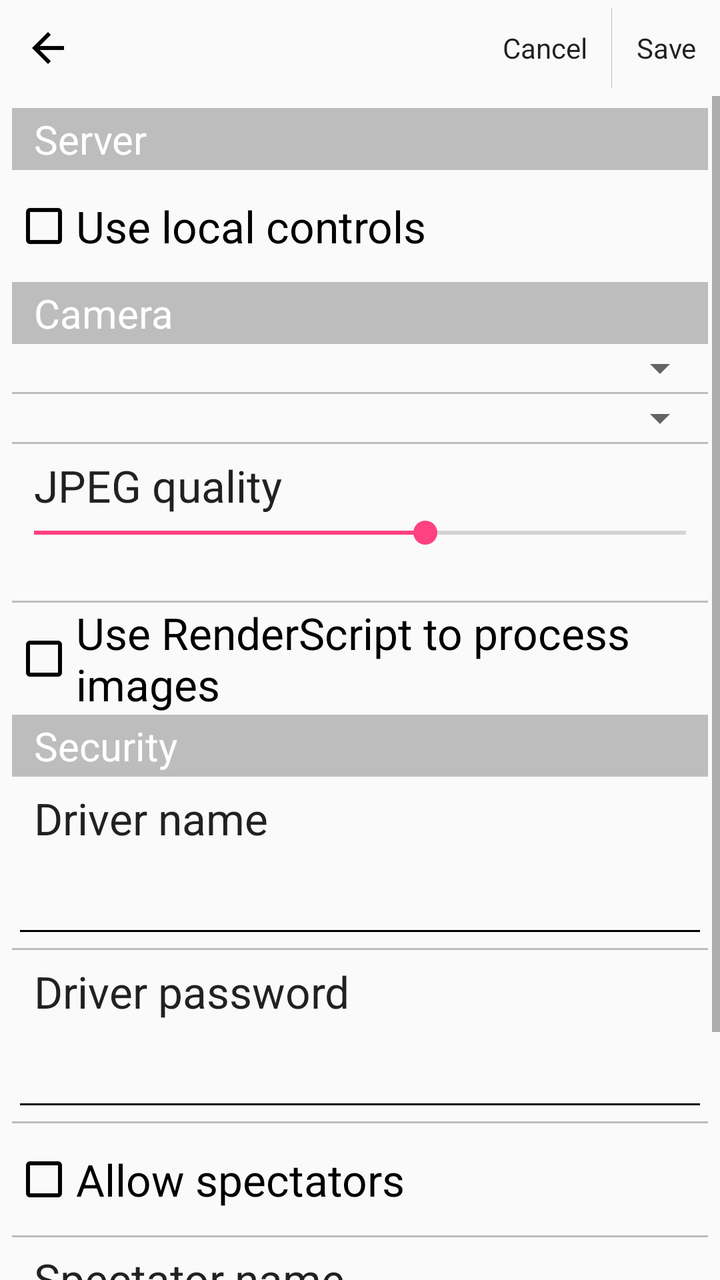
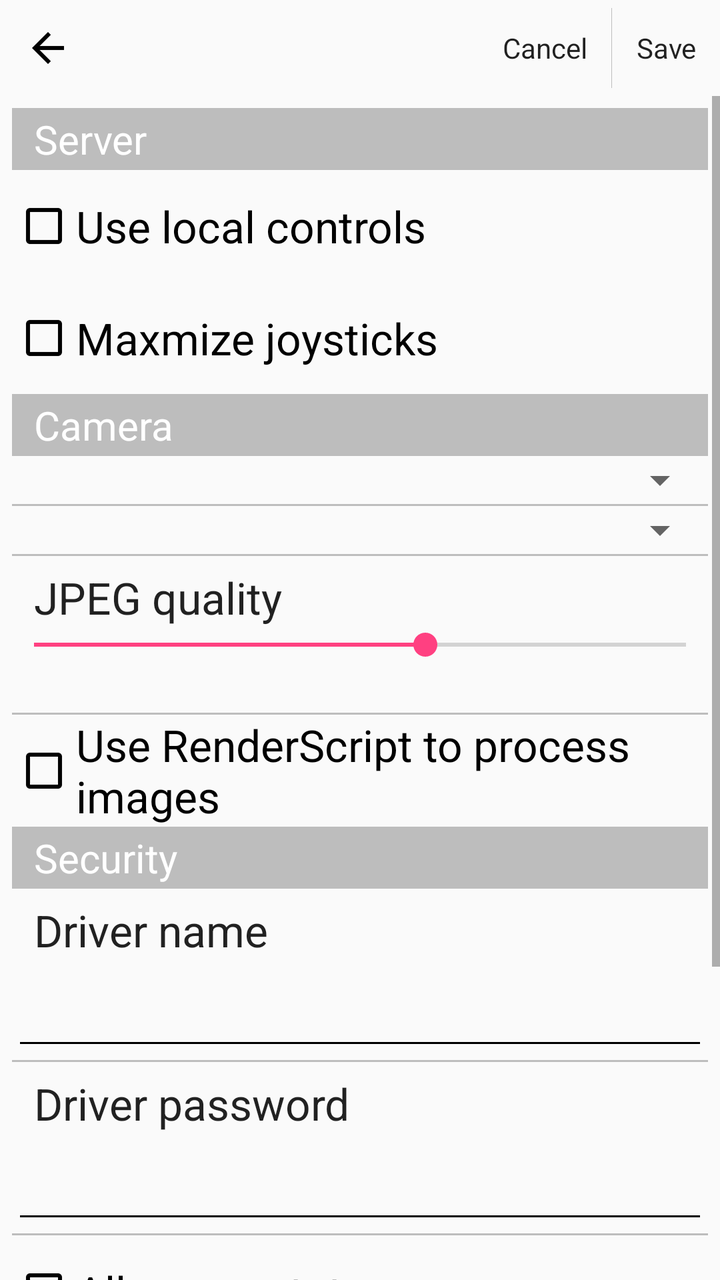

Before-and-after screenshots of an Android layout around one commit, followed by the original layout XML and the change that was made.
<!-- AndroidManifest.xml: application theme AppTheme -->
<!-- res/layout/activity_server_settings.xml -->
<LinearLayout xmlns:android="http://schemas.android.com/apk/res/android"
    xmlns:tools="http://schemas.android.com/tools"
    android:layout_width="fill_parent"
    android:layout_height="fill_parent"
    tools:context="ru.proghouse.robocam.GlobalSettingsActivity"
    android:orientation="vertical">

    <LinearLayout
        android:orientation="horizontal"
        android:layout_width="match_parent"
        android:layout_height="wrap_content"
        style="@style/Widget.AppCompat.ActionBar"
        android:baselineAligned="false"
        android:weightSum="1"
        android:measureWithLargestChild="false">

        <LinearLayout
            android:orientation="horizontal"
            android:layout_width="wrap_content"
            android:layout_height="wrap_content"
            style="@style/Widget.AppCompat.ActionBar"
            android:baselineAligned="false">

            <ImageButton
                android:layout_width="wrap_content"
                android:layout_height="wrap_content"
                android:id="@+id/imageButtonBack"
                android:src="@drawable/back"
                style="@style/Widget.AppCompat.ActionButton"
                android:onClick="onCancelButtonClick" />
        </LinearLayout>

        <LinearLayout
            android:orientation="horizontal"
            android:layout_width="0dp"
            android:layout_height="wrap_content"
            style="@style/Widget.AppCompat.ActionBar"
            android:baselineAligned="false"
            android:layout_weight="1"
            android:gravity="right">
            <Button
                style="@style/Widget.AppCompat.ActionButton"
                android:layout_width="wrap_content"
                android:layout_height="wrap_content"
                android:text="@string/cancel"
                android:id="@+id/buttonCancel"
                android:onClick="onCancelButtonClick"
                android:focusable="false" />

            <ImageView
                android:layout_width="wrap_content"
                android:layout_height="match_parent"
                android:id="@+id/imageView8"
                android:layout_gravity="center_horizontal"
                android:src="@drawable/spacer_small"
                android:paddingTop="4dp"
                android:paddingBottom="4dp" />

            <Button
                style="@style/Widget.AppCompat.ActionButton"
                android:layout_width="wrap_content"
                android:layout_height="wrap_content"
                android:text="@string/save"
                android:id="@+id/buttonSave"
                android:onClick="onSaveButtonClick"
                android:focusable="false" />

        </LinearLayout>
    </LinearLayout>

    <ScrollView
        android:layout_width="fill_parent"
        android:layout_height="wrap_content"
        android:id="@+id/scrollView">
        <LinearLayout
            android:orientation="vertical"
            android:layout_width="match_parent"
            android:layout_height="wrap_content"
            android:padding="6dp">

            <TextView
                android:text="@string/pref_title_server"
                android:id="@+id/titleServer"
                style="@style/SettingsSectionTitle" />

            <CheckBox
                style="@style/SettingsCheckBox"
                android:layout_width="match_parent"
                android:layout_height="@dimen/pref_item_height"
                android:text="@string/use_local_controls"
                android:id="@+id/checkBoxUseLocalControls"
                android:textAppearance="?android:attr/textAppearanceLarge" />

            <LinearLayout
                android:id="@+id/linearLayoutServer"
                android:layout_width="match_parent"
                android:layout_height="wrap_content"
                android:orientation="vertical"
                android:padding="0dp">

                <TextView
                    android:id="@+id/titleCamera"
                    style="@style/SettingsSectionTitle"
                    android:text="@string/camera" />

                <Spinner
                    android:id="@+id/spinnerCamera"
                    android:layout_width="match_parent"
                    android:layout_height="wrap_content"
                    android:focusable="false"
                    android:spinnerMode="dialog"
                    android:visibility="visible" />

                <ImageView
                    android:id="@+id/imageView1"
                    android:layout_width="match_parent"
                    android:layout_height="wrap_content"
                    android:layout_gravity="center_horizontal"
                    android:src="@drawable/spacer_small" />

                <Spinner
                    android:id="@+id/spinnerPreviewSize"
                    android:layout_width="match_parent"
                    android:layout_height="wrap_content"
                    android:focusable="false"
                    android:spinnerMode="dialog"
                    android:visibility="visible" />

                <ImageView
                    android:id="@+id/imageView2"
                    android:layout_width="match_parent"
                    android:layout_height="wrap_content"
                    android:layout_gravity="center_horizontal"
                    android:src="@drawable/spacer_small" />

                <TextView
                    android:id="@+id/textViewJpegQuality1"
                    android:layout_width="match_parent"
                    android:layout_height="wrap_content"
                    android:layout_gravity="center_horizontal"
                    android:paddingLeft="11dp"
                    android:paddingTop="6dp"
                    android:text="@string/jpeg_quality"
                    android:textAppearance="?android:attr/textAppearanceLarge" />

                <SeekBar
                    android:id="@+id/seekBarJpegQuality"
                    android:layout_width="match_parent"
                    android:layout_height="wrap_content"
                    android:paddingLeft="11dp"
                    android:paddingRight="11dp"
                    android:progress="60" />

                <TextView
                    android:id="@+id/textViewJpegQuality2"
                    android:layout_width="wrap_content"
                    android:layout_height="wrap_content"
                    android:paddingBottom="6dp"
                    android:paddingLeft="11dp"
                    android:textAppearance="?android:attr/textAppearanceSmall" />

                <ImageView
                    android:id="@+id/imageViewUseRenderScript"
                    android:layout_width="match_parent"
                    android:layout_height="wrap_content"
                    android:layout_gravity="center_horizontal"
                    android:src="@drawable/spacer_small" />

                <CheckBox
                    android:id="@+id/checkBoxUseRenderScript"
                    style="@style/SettingsCheckBox"
                    android:layout_width="match_parent"
                    android:layout_height="@dimen/pref_item_height"
                    android:text="@string/use_render_script"
                    android:textAppearance="?android:attr/textAppearanceLarge" />

                <TextView
                    android:id="@+id/titleSecurity"
                    style="@style/SettingsSectionTitle"
                    android:text="@string/security" />

                <TextView
                    android:id="@+id/textViewDriverName"
                    style="@style/SettingsSectionEditTextTitle"
                    android:text="@string/driver_name" />

                <EditText
                    android:id="@+id/editTextDriverName"
                    style="@style/SettingsEditText" />

                <ImageView
                    android:id="@+id/imageView"
                    android:layout_width="match_parent"
                    android:layout_height="wrap_content"
                    android:layout_gravity="center_horizontal"
                    android:src="@drawable/spacer_small" />

                <TextView
                    android:id="@+id/textViewDriverPassword"
                    style="@style/SettingsSectionEditTextTitle"
                    android:layout_width="match_parent"
                    android:layout_height="wrap_content"
                    android:layout_gravity="center_horizontal"
                    android:paddingLeft="11dp"
                    android:paddingTop="6dp"
                    android:text="@string/driver_password"
                    android:textAppearance="?android:attr/textAppearanceLarge" />

                <EditText
                    android:id="@+id/editTextDriverPassword"
                    style="@style/SettingsEditText"
                    android:layout_width="match_parent"
                    android:layout_height="wrap_content"
                    android:layout_gravity="center_horizontal"
                    android:ems="10"
                    android:inputType="textPassword"
                    android:paddingLeft="11dp"
                    android:paddingRight="11dp" />

                <ImageView
                    android:id="@+id/imageView3"
                    android:layout_width="match_parent"
                    android:layout_height="wrap_content"
                    android:layout_gravity="center_horizontal"
                    android:src="@drawable/spacer_small" />

                <CheckBox
                    android:id="@+id/checkBoxAllowSpectators"
                    style="@style/SettingsCheckBox"
                    android:layout_width="match_parent"
                    android:layout_height="@dimen/pref_item_height"
                    android:text="@string/allow_spectators"
                    android:textAppearance="?android:attr/textAppearanceLarge" />

                <ImageView
                    android:id="@+id/imageView4"
                    android:layout_width="match_parent"
                    android:layout_height="wrap_content"
                    android:layout_gravity="center_horizontal"
                    android:src="@drawable/spacer_small" />

                <TextView
                    android:id="@+id/textViewSpectatorName"
                    style="@style/SettingsSectionEditTextTitle"
                    android:layout_width="match_parent"
                    android:layout_height="wrap_content"
                    android:layout_gravity="center_horizontal"
                    android:paddingLeft="11dp"
                    android:paddingTop="6dp"
                    android:text="@string/spectator_name"
                    android:textAppearance="?android:attr/textAppearanceLarge" />

                <EditText
                    android:id="@+id/editTextSpectatorName"
                    style="@style/SettingsEditText"
                    android:layout_width="match_parent"
                    android:layout_height="wrap_content"
                    android:layout_gravity="center_horizontal"
                    android:inputType="none"
                    android:lines="1"
                    android:paddingLeft="11dp"
                    android:paddingRight="11dp"
                    android:singleLine="true" />

                <ImageView
                    android:id="@+id/imageView7"
                    android:layout_width="match_parent"
                    android:layout_height="wrap_content"
                    android:layout_gravity="center_horizontal"
                    android:src="@drawable/spacer_small" />

                <TextView
                    android:id="@+id/textViewSpectatorPassword"
                    style="@style/SettingsSectionEditTextTitle"
                    android:layout_width="match_parent"
                    android:layout_height="wrap_content"
                    android:layout_gravity="center_horizontal"
                    android:paddingLeft="11dp"
                    android:paddingTop="6dp"
                    android:text="@string/spectator_password"
                    android:textAppearance="?android:attr/textAppearanceLarge" />

                <EditText
                    android:id="@+id/editTextSpectatorPassword"
                    style="@style/SettingsEditText"
                    android:layout_width="match_parent"
                    android:layout_height="wrap_content"
                    android:layout_gravity="center_horizontal"
                    android:ems="10"
                    android:inputType="textPassword"
                    android:paddingLeft="11dp"
                    android:paddingRight="11dp" />

            </LinearLayout>

        </LinearLayout>
    </ScrollView>

</LinearLayout>
<!-- resources referenced by this layout -->
<resources>
  <dimen name="pref_item_height">56dp</dimen>
  <!-- drawable spacer_small (drawable) -->
  <?xml version="1.0" encoding="utf-8"?>
  
  <shape xmlns:android="http://schemas.android.com/apk/res/android" >
  
      <size android:height="1dp"/>
  
      <solid android:color="#90909090" />
  
  </shape>
  <string name="allow_spectators">Allow spectators</string>
  <string name="camera">Camera</string>
  <string name="cancel">Cancel</string>
  <string name="driver_name">Driver name</string>
  <string name="driver_password">Driver password</string>
  <string name="jpeg_quality">JPEG quality</string>
  <string name="pref_title_server">Server</string>
  <string name="save">Save</string>
  <string name="security">Security</string>
  <string name="spectator_name">Spectator name</string>
  <string name="spectator_password">Spectator password</string>
  <string name="use_local_controls">Use local controls</string>
  <string name="use_render_script">Use RenderScript to process images</string>
  <style name="SettingsCheckBox" parent="Widget.AppCompat.CompoundButton.CheckBox">
          <item name="android:layout_width">match_parent</item>
          <item name="android:layout_height">@dimen/pref_item_height</item>
          <item name="android:textAppearance">?android:attr/textAppearanceLarge</item>
          <item name="android:button">@drawable/abc_btn_check</item>
      </style>
  <style name="SettingsSectionEditTextTitle">
          <item name="android:layout_width">match_parent</item>
          <item name="android:layout_height">wrap_content</item>
          <item name="android:textAppearance">?android:attr/textAppearanceLarge</item>
          <item name="android:layout_gravity">center_horizontal</item>
          <item name="android:paddingLeft">11dp</item>
          <item name="android:paddingRight">11dp</item>
          <item name="android:paddingTop">6dp</item>
      </style>
  <style name="SettingsSectionTitle">
          <item name="android:layout_width">match_parent</item>
          <item name="android:layout_height">wrap_content</item>
          <item name="android:layout_gravity">center_horizontal</item>
          <item name="android:background">#90909090</item>
          <item name="android:paddingLeft">11dp</item>
          <item name="android:paddingRight">11dp</item>
          <item name="android:paddingTop">2dp</item>
          <item name="android:paddingBottom">2dp</item>
          <item name="android:textColor">#FFFFFF</item>
          <item name="android:textSize">20sp</item>
      </style>
  <style name="AppTheme" parent="Theme.AppCompat.Light.DarkActionBar">
          
          <item name="colorPrimary">@color/colorPrimary</item>
          <item name="colorPrimaryDark">@color/colorPrimaryDark</item>
          <item name="colorAccent">@color/colorAccent</item>
      </style>
  <!-- drawable abc_btn_check (drawable) -->
  <?xml version="1.0" encoding="utf-8"?>
  
  <selector xmlns:android="http://schemas.android.com/apk/res/android">
      <item android:state_checked="true" android:drawable="@drawable/abc_btn_checked" />
      <item android:drawable="@drawable/abc_btn_unchecked" />
  </selector>
  <!-- drawable abc_edittext (drawable) -->
  <?xml version="1.0" encoding="utf-8"?>
  
  <inset xmlns:android="http://schemas.android.com/apk/res/android"
      android:insetLeft="4dp"
      android:insetRight="4dp"
      android:insetTop="10dp"
      android:insetBottom="7dp">
  
      <selector>
          <item android:state_enabled="false" android:drawable="@drawable/abc_edittext_inactivated"/>
          <item android:state_pressed="false" android:state_focused="false" android:drawable="@drawable/abc_edittext_inactivated"/>
          <item android:drawable="@drawable/abc_edittext_activated"/>
      </selector>
  
  </inset>
  <color name="colorPrimary">#3F51B5</color>
  <color name="colorPrimaryDark">#303F9F</color>
  <color name="colorAccent">#FF4081</color>
</resources>

<!-- the commit's change to res/layout/activity_server_settings.xml (unified diff, before → after) -->
@@ -92,6 +92,22 @@
                 android:textAppearance="?android:attr/textAppearanceLarge" />
 
             <LinearLayout
+                android:id="@+id/linearLayoutLocal"
+                android:layout_width="match_parent"
+                android:layout_height="wrap_content"
+                android:orientation="vertical"
+                android:padding="0dp">
+
+                <CheckBox
+                    style="@style/SettingsCheckBox"
+                    android:layout_width="match_parent"
+                    android:layout_height="@dimen/pref_item_height"
+                    android:text="@string/maхimize_joysticks"
+                    android:id="@+id/checkBoxMaximizeJoysticks"
+                    android:textAppearance="?android:attr/textAppearanceLarge" />
+
+            </LinearLayout>
+            <LinearLayout
                 android:id="@+id/linearLayoutServer"
                 android:layout_width="match_parent"
                 android:layout_height="wrap_content"
